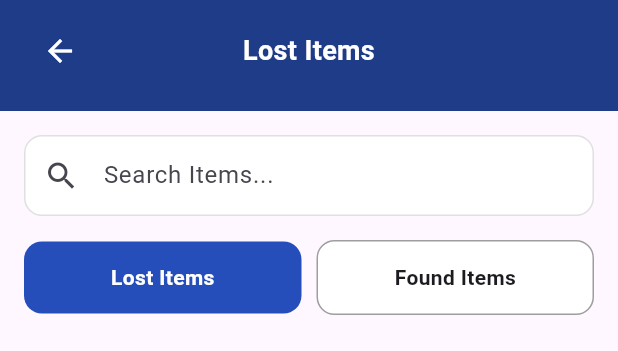
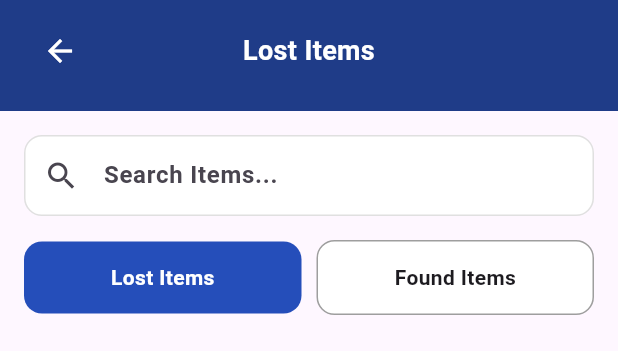
Before and after one commit to tajithtr/campus-lost-found-app, a Flutter app: the _LostTab widget shown alone on an empty page, opened directly, on a phone screen of 412 x 824 dp. Shown: the top 351 px of the screen. Run offline on Flutter 3.47's test engine with Material 3 defaults, Android fonts, the phone set to English and light mode, and no system bars; our stand-ins replace cloud_firestore, firebase_auth, firebase_core, firebase_messaging, flutter_local_notifications, image_picker and 2 more; missing offline and left inert: google_mlkit_image_labeling, stability_image_generation; accounts and stored records are empty.

Commit message:
Update lost item screen.dart file

```diff
--- a/campus_lost_found_app/lib/features/lost_items/screens/lost_items_list_screen.dart
+++ b/campus_lost_found_app/lib/features/lost_items/screens/lost_items_list_screen.dart
@@ -116,6 +116,7 @@ class _LostTab extends StatelessWidget {
 
                     decoration: InputDecoration(
                       hintText: "Search Items...",
+                      hintStyle: TextStyle(fontWeight: FontWeight.bold),
                       prefixIcon: Icon(Icons.search),
                       border: InputBorder.none,
                       contentPadding: EdgeInsets.symmetric(vertical: 14),
@@ -189,6 +190,7 @@ class _LostItemCard extends StatefulWidget {
   @override
   State<_LostItemCard> createState() => _LostItemCardState();
 }
+
 class _LostItemCardState extends State<_LostItemCard> {
   @override
   Widget build(BuildContext context) {
@@ -210,10 +212,8 @@ class _LostItemCardState extends State<_LostItemCard> {
           valueListenable: LostItemSearchController.search,
           builder: (context, searchText, _) {
             final docs = snapshot.data!.docs.where((doc) {
-              final itemName =
-                  (doc['itemName'] ?? "").toString().toLowerCase();
-              final location =
-                  (doc['location'] ?? "").toString().toLowerCase();
+              final itemName = (doc['itemName'] ?? "").toString().toLowerCase();
+              final location = (doc['location'] ?? "").toString().toLowerCase();
 
               if (searchText.isEmpty) return true;
 
@@ -312,7 +312,8 @@ class _LostItemCardState extends State<_LostItemCard> {
                               ],
                             ),
 
-                        const SizedBox(height: 4),Row(
+                            const SizedBox(height: 4),
+                            Row(
                               children: [
                                 const Icon(
                                   Icons.calendar_today,
```
Lines whose indentation alone changed are shown as unchanged.
